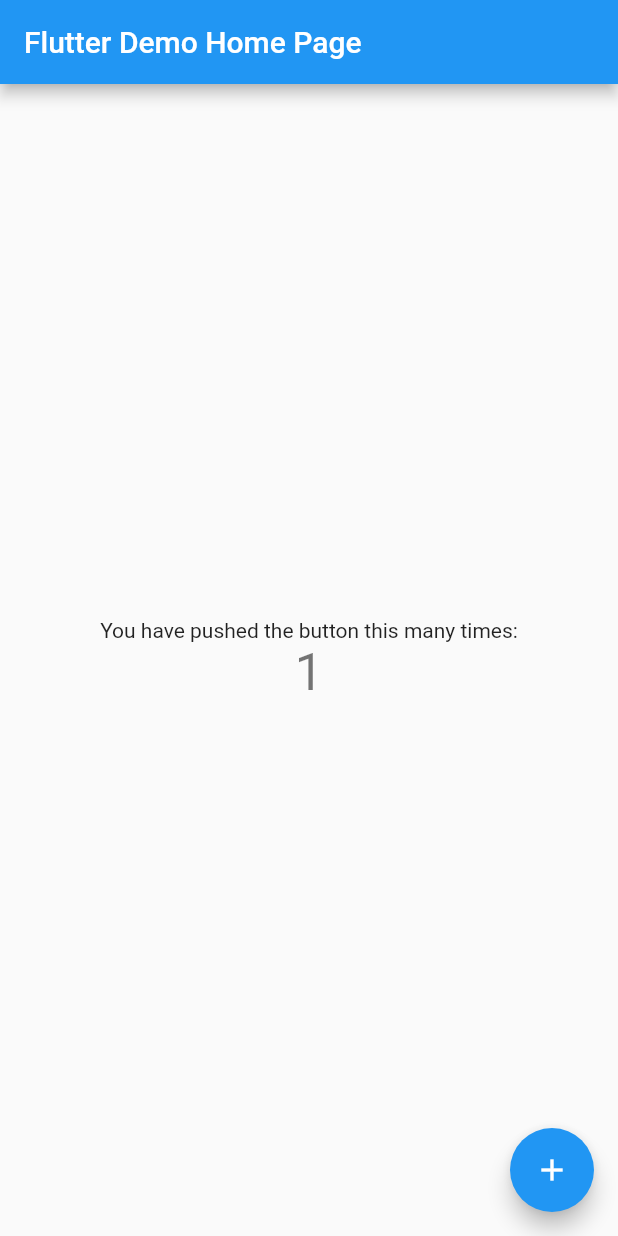
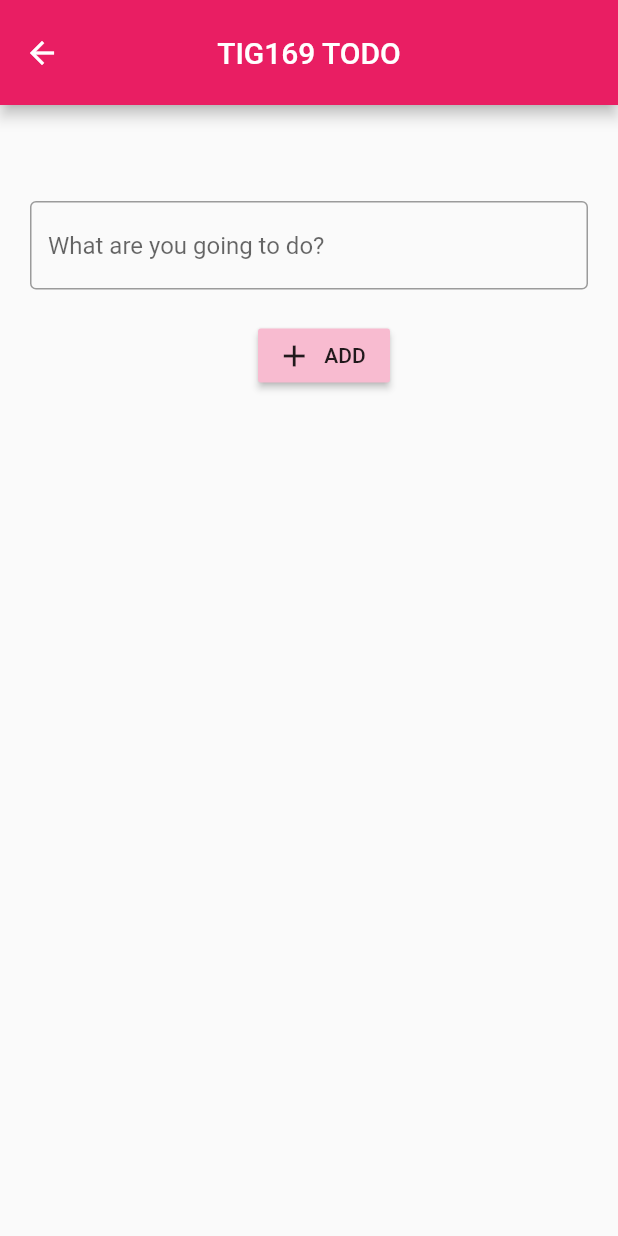
Before and after one commit to gu-tig169-ht21/gusgranqlo, a Flutter app: the screen it shows after launch, after a tap on the "add" icon, on a phone screen of 412 x 824 dp. Run offline on Flutter 3.47's test engine with Material 2 defaults, Android fonts, the phone set to English and light mode, and no system bars; network calls fail; statements that could not run were skipped.

Commit message:
slutgiltig inlämning

```diff
--- /dev/null
+++ b/lib/internet_connection.dart
@@ -0,0 +1,65 @@
+import 'dart:convert';
+import 'package:http/http.dart' as http;
+import 'main.dart';
+
+String apikey = 'e6dafde2-dc06-4884-9267-eae13f5c0743';
+String url = 'https://todoapp-api-pyq5q.ondigitalocean.app';
+
+class InternetConnection {
+  //hämta ner en lista med todos från internet med GET
+  static Future<List<Todo>> getList() async {
+    http.Response apisvar = await http.get(Uri.parse('$url/todos?key=$apikey'));
+    var list = jsonDecode(apisvar.body);
+
+    return list.map<Todo>((obj) {
+      return Todo.fromJson(obj);
+    }).toList();
+  }
+
+//lägga upp en lista med todos till internet med POST
+  static Future<List<Todo>> postTodo(String syssla) async {
+    Map<String, dynamic> json = {'title': syssla};
+    var body = jsonEncode(json);
+    var apisvar = await http.post(
+      Uri.parse('$url/todos?key=$apikey'),
+      body: body,
+      headers: <String, String>{'Content-type': 'application/json'},
+    );
+
+    body = apisvar.body;
+    var list = jsonDecode(body);
+    return list.map<Todo>((obj) {
+      return Todo.fromJson(obj);
+    }).toList();
+  }
+
+//ta bort en todos från internet med DELETE
+  static Future deleteTodo(Todo todo) async {
+    http.Response apisvar =
+        await http.delete(Uri.parse('$url/todos/${todo.id}?key=$apikey'));
+    var body = jsonDecode(apisvar.body);
+
+    body = apisvar.body;
+    var list = jsonDecode(body);
+    return list.map<Todo>((obj) {
+      return Todo.fromJson(obj);
+    }).toList();
+  }
+
+//uppdatera listan
+  static Future<List<Todo>?> putTodo(Todo todo) async {
+    Map<String, dynamic> json = {'title': todo.syssla, 'done': todo.kryssbox};
+    var body = jsonEncode(json);
+    http.Response apisvar = await http.put(
+      Uri.parse('$url/todos/${todo.id}?key=$apikey'),
+      body: body,
+      headers: <String, String>{'Content-type': 'application/json'},
+    );
+
+    body = apisvar.body;
+    var list = jsonDecode(body);
+    return list.map<Todo>((obj) {
+      return Todo.fromJson(obj);
+    }).toList();
+  }
+}
--- a/lib/main.dart
+++ b/lib/main.dart
@@ -1,115 +1,153 @@
 import 'package:flutter/material.dart';
+import 'package:provider/provider.dart';
+import 'second_view.dart';
+import 'todo_list.dart';
 
-void main() {
-  runApp(const MyApp());
+void main() async {
+  TodoList todoList = TodoList();
+  await todoList.getTodo();
+  runApp(
+    ChangeNotifierProvider(
+      create: (context) => todoList,
+      child: const MyApp(),
+    ),
+  );
 }
 
-class MyApp extends StatelessWidget {
-  const MyApp({Key? key}) : super(key: key);
+class Todo {
+  String syssla;
+  bool kryssbox;
+  String id;
 
-  // This widget is the root of your application.
-  @override
-  Widget build(BuildContext context) {
-    return MaterialApp(
-      title: 'Flutter Demo',
-      theme: ThemeData(
-        // This is the theme of your application.
-        //
-        // Try running your application with "flutter run". You'll see the
-        // application has a blue toolbar. Then, without quitting the app, try
-        // changing the primarySwatch below to Colors.green and then invoke
-        // "hot reload" (press "r" in the console where you ran "flutter run",
-        // or simply save your changes to "hot reload" in a Flutter IDE).
-        // Notice that the counter didn't reset back to zero; the application
-        // is not restarted.
-        primarySwatch: Colors.blue,
-      ),
-      home: const MyHomePage(title: 'Flutter Demo Home Page'),
+  //konstruktor
+  Todo({required this.syssla, this.kryssbox = false, this.id = 'id'});
+
+  Map<String, dynamic> toJson() {
+    return {
+      'title': syssla,
+      'done': kryssbox,
+      'id': id,
+    };
+  }
+
+  factory Todo.fromJson(Map<String, dynamic> json) {
+    return Todo(
+      syssla: json['title'],
+      kryssbox: json['done'],
+      id: json['id'],
     );
   }
 }
 
-class MyHomePage extends StatefulWidget {
-  const MyHomePage({Key? key, required this.title}) : super(key: key);
-
-  // This widget is the home page of your application. It is stateful, meaning
-  // that it has a State object (defined below) that contains fields that affect
-  // how it looks.
-
-  // This class is the configuration for the state. It holds the values (in this
-  // case the title) provided by the parent (in this case the App widget) and
-  // used by the build method of the State. Fields in a Widget subclass are
-  // always marked "final".
-
-  final String title;
-
-  @override
-  State<MyHomePage> createState() => _MyHomePageState();
+class MyApp extends StatefulWidget {
+  const MyApp({Key? key}) : super(key: key);
+  @override //för att kunna överlagra och göra min egna build funktion
+  _MyAppState createState() => _MyAppState();
 }
 
-class _MyHomePageState extends State<MyHomePage> {
-  int _counter = 0;
+class _MyAppState extends State<MyApp> {
+  @override
+  Widget build(BuildContext context) {
+    return MaterialApp(
+      debugShowCheckedModeBanner: false,
+      home: const MainView(),
+      theme: ThemeData(primarySwatch: Colors.pink),
+    );
+  }
+}
 
-  void _incrementCounter() {
-    setState(() {
-      // This call to setState tells the Flutter framework that something has
-      // changed in this State, which causes it to rerun the build method below
-      // so that the display can reflect the updated values. If we changed
-      // _counter without calling setState(), then the build method would not be
-      // called again, and so nothing would appear to happen.
-      _counter++;
-    });
-  }
+class MainView extends StatefulWidget {
+  const MainView({Key? key}) : super(key: key);
+  @override //för att kunna överlagra och göra min egna build funktion
+  _MainViewState createState() => _MainViewState();
+}
+
+class _MainViewState extends State<MainView> {
+  late String syssla;
+  late bool kryssbox;
 
   @override
   Widget build(BuildContext context) {
-    // This method is rerun every time setState is called, for instance as done
-    // by the _incrementCounter method above.
-    //
-    // The Flutter framework has been optimized to make rerunning build methods
-    // fast, so that you can just rebuild anything that needs updating rather
-    // than having to individually change instances of widgets.
     return Scaffold(
       appBar: AppBar(
-        // Here we take the value from the MyHomePage object that was created by
-        // the App.build method, and use it to set our appbar title.
-        title: Text(widget.title),
-      ),
-      body: Center(
-        // Center is a layout widget. It takes a single child and positions it
-        // in the middle of the parent.
-        child: Column(
-          // Column is also a layout widget. It takes a list of children and
-          // arranges them vertically. By default, it sizes itself to fit its
-          // children horizontally, and tries to be as tall as its parent.
-          //
-          // Invoke "debug painting" (press "p" in the console, choose the
-          // "Toggle Debug Paint" action from the Flutter Inspector in Android
-          // Studio, or the "Toggle Debug Paint" command in Visual Studio Code)
-          // to see the wireframe for each widget.
-          //
-          // Column has various properties to control how it sizes itself and
-          // how it positions its children. Here we use mainAxisAlignment to
-          // center the children vertically; the main axis here is the vertical
-          // axis because Columns are vertical (the cross axis would be
-          // horizontal).
-          mainAxisAlignment: MainAxisAlignment.center,
-          children: <Widget>[
-            const Text(
-              'You have pushed the button this many times:',
-            ),
-            Text(
-              '$_counter',
-              style: Theme.of(context).textTheme.headline4,
-            ),
-          ],
-        ),
+          centerTitle: true,
+          title: const Text('TIG169 TODO'),
+          toolbarHeight: 70,
+          actions: [
+            PopupMenuButton(
+                onSelected: (String value) => {
+                      Provider.of<TodoList>(context, listen: false).setFilterBy(
+                        value,
+                      )
+                    },
+                itemBuilder: (context) => [
+                      const PopupMenuItem(child: Text("All"), value: 'all'),
+                      const PopupMenuItem(
+                        child: Text("Done"),
+                        value: 'done',
+                      ),
+                      const PopupMenuItem(
+                        child: Text("Undone"),
+                        value: 'undone',
+                      )
+                    ])
+          ]),
+      body: Consumer<TodoList>(
+        builder: (context, state, child) => _list(state.getFilteredList(
+          state.list,
+          state.filterBy,
+        )),
       ),
       floatingActionButton: FloatingActionButton(
-        onPressed: _incrementCounter,
-        tooltip: 'Increment',
-        child: const Icon(Icons.add),
-      ), // This trailing comma makes auto-formatting nicer for build methods.
+          tooltip: 'Add',
+          child: const Icon(Icons.add),
+          backgroundColor: Colors.pink,
+          onPressed: () async {
+            var newTodo = await Navigator.push(
+              context,
+              MaterialPageRoute(
+                builder: (context) => SecondView(
+                  Todo(syssla: ''),
+                ),
+              ),
+            );
+            if (newTodo != null) {
+              Provider.of<TodoList>(context, listen: false)
+                  .postTodo(newTodo.syssla);
+            }
+          }),
     );
   }
 }
+
+Widget _radiListan(context, Todo todo) {
+  var textDecoration = TextDecoration.none;
+  if (todo.kryssbox) {
+    textDecoration = TextDecoration.lineThrough;
+  }
+  return ListTile(
+    leading: Checkbox(
+      value: todo.kryssbox,
+      activeColor: Colors.blue,
+      onChanged: (bool? kryssbox) {
+        Provider.of<TodoList>(context, listen: false).changeState(todo);
+      },
+    ),
+    title: Text(
+      todo.syssla,
+      style: TextStyle(fontSize: 20, decoration: textDecoration),
+    ),
+    trailing: IconButton(
+        icon: const Icon(Icons.highlight_remove),
+        onPressed: () {
+          var state = Provider.of<TodoList>(context, listen: false);
+          state.deleteTodo(todo);
+        }),
+  );
+}
+
+Widget _list(sysslor) {
+  return ListView.builder(
+      itemBuilder: (context, index) => _radiListan(context, sysslor[index]),
+      itemCount: sysslor.length);
+}
--- /dev/null
+++ b/lib/second_view.dart
@@ -0,0 +1,97 @@
+import 'package:flutter/material.dart';
+
+import 'main.dart';
+
+class SecondView extends StatefulWidget {
+  final Todo kryssbox;
+
+  //konstruktor
+  const SecondView(this.kryssbox, {Key? key}) : super(key: key);
+
+  @override
+  State<StatefulWidget> createState() {
+    return _SecondViewState(kryssbox);
+  }
+}
+
+class _SecondViewState extends State<SecondView> {
+  late String syssla;
+  late bool kryssbox;
+  late TextEditingController _controller;
+  final _formKey = GlobalKey<FormState>();
+
+  _SecondViewState(Todo thing) {
+    syssla = thing.syssla;
+    kryssbox = thing.kryssbox;
+
+    _controller = TextEditingController(text: thing.syssla);
+  }
+
+  @override
+  void initState() {
+    super.initState();
+    _controller = TextEditingController();
+  }
+
+  @override
+  void dispose() {
+    _controller.dispose();
+    super.dispose();
+  }
+
+  @override
+  Widget build(BuildContext context) {
+    return Scaffold(
+      appBar: AppBar(
+        centerTitle: true,
+        title: const Text('TIG169 TODO'),
+        toolbarHeight: 70,
+      ),
+      body: Form(
+        key: _formKey,
+        child: Column(
+          mainAxisAlignment: MainAxisAlignment.start,
+          children: [
+            Container(
+              height: 24,
+            ),
+            Container(
+              margin: const EdgeInsets.only(left: 20, top: 40),
+            ),
+            Container(
+              margin: const EdgeInsets.only(left: 20, right: 20),
+              child: TextFormField(
+                  decoration: const InputDecoration(
+                    hintText: 'What are you going to do?',
+                    border: OutlineInputBorder(),
+                  ),
+                  validator: (value) {
+                    if (value == null || value.isEmpty) {
+                      return 'Enter some text';
+                    }
+                    return null;
+                  },
+                  controller: _controller),
+            ),
+            _addRow(context),
+          ],
+        ),
+      ),
+    );
+  }
+
+  Widget _addRow(context) {
+    return Container(
+      margin: const EdgeInsets.only(left: 20, top: 20),
+      child: RaisedButton.icon(
+          onPressed: () {
+            if (_formKey.currentState!.validate()) {
+              Navigator.pop(context, Todo(syssla: _controller.text));
+            }
+          },
+          icon: const Icon(Icons.add),
+          label: const Text('ADD'),
+          color: Colors.pink.shade100),
+    );
+  }
+}
--- /dev/null
+++ b/lib/todo_list.dart
@@ -0,0 +1,59 @@
+import 'package:flutter/material.dart';
+import 'internet_connection.dart';
+import 'main.dart';
+
+class TodoList extends ChangeNotifier {
+  TodoList() {
+    getTodo();
+  }
+
+  List<Todo> _list = [];
+
+  var _filterBy = 'all';
+  String get filterBy => _filterBy;
+
+  List<Todo> get list {
+    return _list;
+  }
+
+  Future getTodo() async {
+    _list = await InternetConnection.getList();
+    notifyListeners();
+  }
+
+  //funktion som adderar en Todo
+  void postTodo(String id) async {
+    _list = await InternetConnection.postTodo(id);
+    notifyListeners();
+  }
+
+  // funktion som raderar en Todo
+  void deleteTodo(Todo todo) async {
+    _list = await InternetConnection.deleteTodo(todo);
+    notifyListeners();
+  }
+
+  //funktion som ändrar state på kryssboxen
+  void changeState(Todo todo) async {
+    todo.kryssbox = !todo.kryssbox;
+    List<Todo>? _list = await InternetConnection.putTodo(todo);
+    notifyListeners();
+  }
+
+  void setFilterBy(String filterBy) {
+    this._filterBy = filterBy;
+    notifyListeners();
+  }
+
+  List<Todo> getFilteredList(_list, _filterBy) {
+    if (_filterBy == 'all') {
+      return list;
+    } else if (_filterBy == 'done') {
+      return list.where((item) => item.kryssbox == true).toList();
+    } else if (_filterBy == 'undone') {
+      return list.where((item) => item.kryssbox == false).toList();
+    } else {
+      return list;
+    }
+  }
+}
--- a/pubspec.yaml
+++ b/pubspec.yaml
@@ -1,4 +1,4 @@
-name: my_first_app
+name: test_for_inlamning
 description: A new Flutter project.
 
 # The following line prevents the package from being accidentally published to
@@ -18,7 +18,7 @@
 version: 1.0.0+1
 
 environment:
-  sdk: ">=2.12.0 <3.0.0"
+  sdk: ">=2.15.0-268.18.beta <3.0.0"
 
 # Dependencies specify other packages that your package needs in order to work.
 # To automatically upgrade your package dependencies to the latest versions
@@ -34,6 +34,8 @@
   # The following adds the Cupertino Icons font to your application.
   # Use with the CupertinoIcons class for iOS style icons.
   cupertino_icons: ^1.0.2
+  provider: ^6.0.1
+  http: ^0.13.4
 
 dev_dependencies:
   flutter_test:
```
Also changed, not shown: pubspec.lock, 16 other files.
